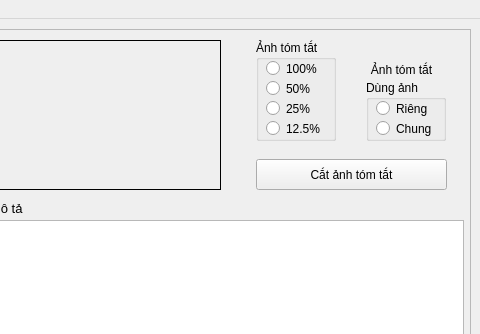
First picture: the form in data_editor_no_chars/data_editor_no_chars.ui, repository phamsodiep/simple_ecommerce, before the edit; both pictures show x 865 to 1345 and y 0 to 334 of the 1345 by 687 pixel window.
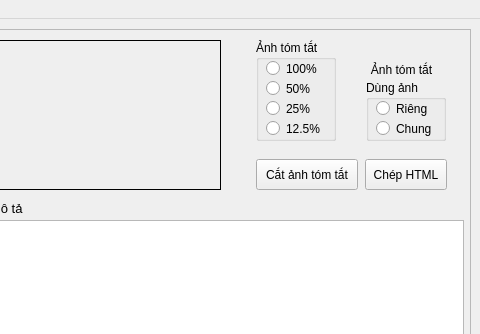
Second picture: the form after the edit.

Commit message: [data_editor_no_chars] implementing to copy html code from clipboard to description text box

What changed in the file:
```diff
--- a/data_editor_no_chars/data_editor_no_chars.ui
+++ b/data_editor_no_chars/data_editor_no_chars.ui
@@ -279,7 +279,7 @@
        <rect>
         <x>280</x>
         <y>129</y>
-        <width>191</width>
+        <width>102</width>
         <height>31</height>
        </rect>
       </property>
@@ -303,6 +303,19 @@
        <set>Qt::AlignCenter</set>
       </property>
      </widget>
+     <widget class="QPushButton" name="copyDescription">
+      <property name="geometry">
+       <rect>
+        <x>389</x>
+        <y>129</y>
+        <width>82</width>
+        <height>31</height>
+       </rect>
+      </property>
+      <property name="text">
+       <string>Chép HTML</string>
+      </property>
+     </widget>
     </widget>
    </widget>
    <widget class="QScrollArea" name="categoryArea">
```
The commit also changes 1 other file.
